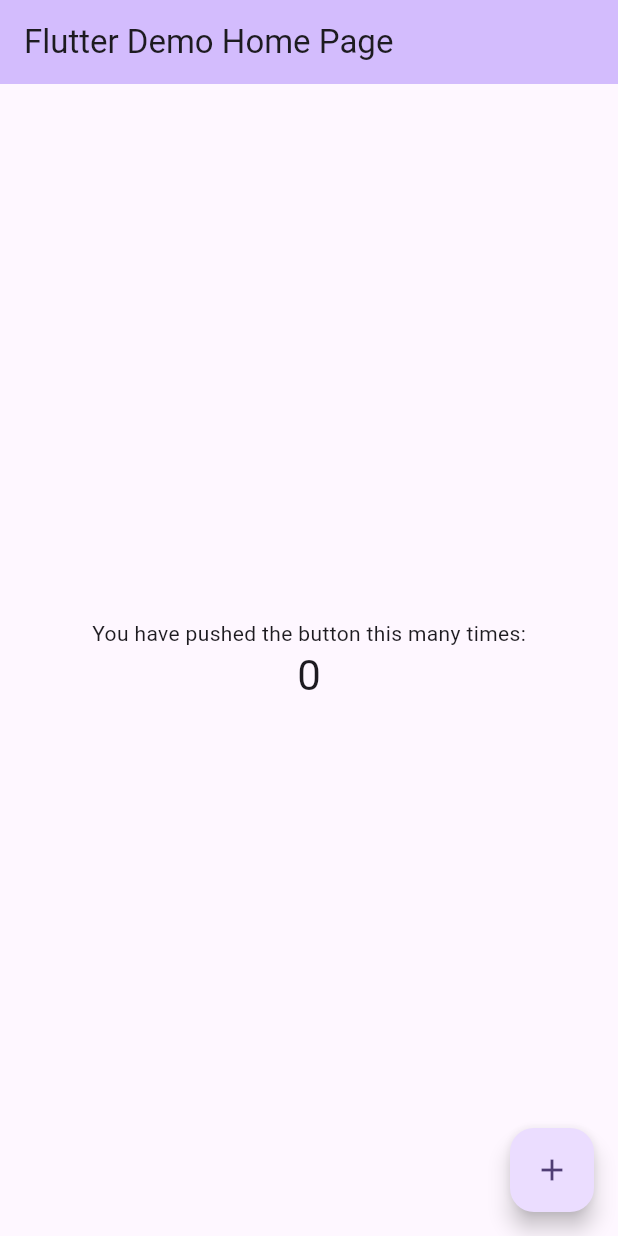
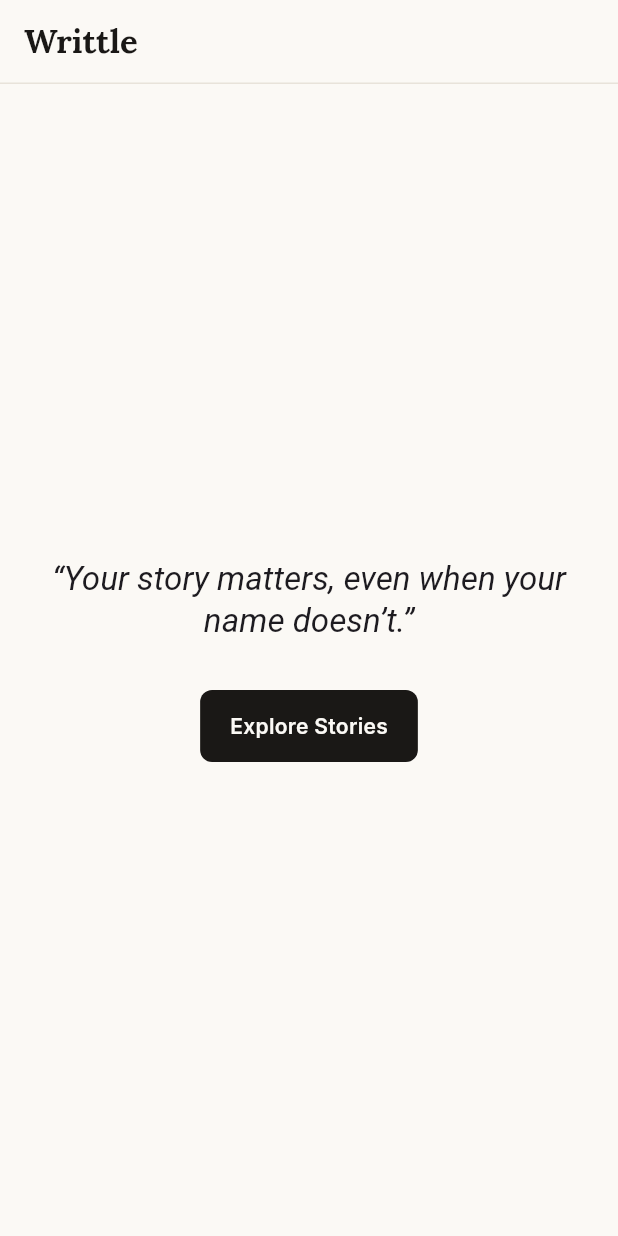
Before and after one commit to Azzam-Firdaus/writelle, a Flutter app: the screen it shows after launch, on a phone screen of 412 x 824 dp. Run offline on Flutter 3.47's test engine with Material 3 defaults, Android fonts, the phone set to English and light mode, and no system bars; our stand-ins replace flutter_riverpod, google_fonts.

Commit message:
feat(ui): implement Editorial Minimalism design tokens and reusable UI atoms (Milestone 3)

```diff
--- /dev/null
+++ b/lib/core/theme/app_colors.dart
@@ -0,0 +1,38 @@
+import 'package:flutter/material.dart';
+
+/// Design tokens for the Writtle Editorial Warm Neutral color palette.
+/// Ref: docs/UI_UX_DESIGN.md
+abstract class AppColors {
+  /// Primary background: warm parchment / cream white
+  static const Color backgroundLight = Color(0xFFFBF9F5);
+
+  /// Elevated surfaces (cards, sheets, modals)
+  static const Color surfaceLight = Color(0xFFFFFFFF);
+
+  /// Warm secondary surface for category chips, quote blocks, and subtle containers
+  static const Color surfaceWarm = Color(0xFFF3EFE6);
+
+  /// Deep charcoal / ink for primary readable text
+  static const Color textPrimary = Color(0xFF1A1816);
+
+  /// Muted charcoal for captions, reading time, and secondary metadata
+  static const Color textSecondary = Color(0xFF635F59);
+
+  /// Subtle gray for placeholders, inactive icons, and faint borders
+  static const Color textTertiary = Color(0xFF9C978F);
+
+  /// Deep Ochre / Terracotta for primary actions and active state accents
+  static const Color accentPrimary = Color(0xFF8B4513);
+
+  /// Warm amber highlight for badges and subtle alerts
+  static const Color accentSubtle = Color(0xFFD97736);
+
+  /// Ultra-subtle hairline border for structural separation
+  static const Color borderLight = Color(0xFFE8E3DA);
+
+  /// Muted crimson for errors and destructive actions
+  static const Color error = Color(0xFFB9382F);
+
+  /// Deep forest green for success indicators and toasts
+  static const Color success = Color(0xFF2D6A4F);
+}
--- /dev/null
+++ b/lib/core/theme/app_theme.dart
@@ -0,0 +1,100 @@
+import 'package:flutter/material.dart';
+import 'app_colors.dart';
+import 'app_typography.dart';
+
+/// Central theme configuration for Writtle.
+/// Ref: docs/UI_UX_DESIGN.md
+abstract class WrittleTheme {
+  static ThemeData get lightTheme {
+    final base = ThemeData.light();
+
+    return base.copyWith(
+      scaffoldBackgroundColor: AppColors.backgroundLight,
+      colorScheme: const ColorScheme(
+        brightness: Brightness.light,
+        primary: AppColors.accentPrimary,
+        onPrimary: Colors.white,
+        secondary: AppColors.accentSubtle,
+        onSecondary: Colors.white,
+        error: AppColors.error,
+        onError: Colors.white,
+        surface: AppColors.surfaceLight,
+        onSurface: AppColors.textPrimary,
+      ),
+      appBarTheme: AppBarTheme(
+        backgroundColor: AppColors.backgroundLight,
+        elevation: 0,
+        scrolledUnderElevation: 0,
+        centerTitle: false,
+        titleTextStyle: AppTypography.uiHeadline,
+        iconTheme: const IconThemeData(color: AppColors.textPrimary),
+      ),
+      cardTheme: CardThemeData(
+        color: AppColors.surfaceLight,
+        elevation: 0,
+        margin: EdgeInsets.zero,
+        shape: RoundedRectangleBorder(
+          borderRadius: BorderRadius.circular(8),
+          side: const BorderSide(color: AppColors.borderLight, width: 1),
+        ),
+      ),
+      dividerTheme: const DividerThemeData(
+        color: AppColors.borderLight,
+        thickness: 1,
+        space: 1,
+      ),
+      inputDecorationTheme: InputDecorationTheme(
+        filled: true,
+        fillColor: AppColors.surfaceLight,
+        contentPadding: const EdgeInsets.symmetric(horizontal: 16, vertical: 14),
+        hintStyle: AppTypography.uiBody.copyWith(color: AppColors.textTertiary),
+        enabledBorder: OutlineInputBorder(
+          borderRadius: BorderRadius.circular(8),
+          borderSide: const BorderSide(color: AppColors.borderLight),
+        ),
+        focusedBorder: OutlineInputBorder(
+          borderRadius: BorderRadius.circular(8),
+          borderSide: const BorderSide(color: AppColors.accentPrimary, width: 1.5),
+        ),
+        errorBorder: OutlineInputBorder(
+          borderRadius: BorderRadius.circular(8),
+          borderSide: const BorderSide(color: AppColors.error),
+        ),
+        focusedErrorBorder: OutlineInputBorder(
+          borderRadius: BorderRadius.circular(8),
+          borderSide: const BorderSide(color: AppColors.error, width: 1.5),
+        ),
+      ),
+      elevatedButtonTheme: ElevatedButtonThemeData(
+        style: ElevatedButton.styleFrom(
+          backgroundColor: AppColors.textPrimary,
+          foregroundColor: AppColors.backgroundLight,
+          elevation: 0,
+          textStyle: AppTypography.buttonText,
+          padding: const EdgeInsets.symmetric(horizontal: 20, vertical: 14),
+          shape: RoundedRectangleBorder(
+            borderRadius: BorderRadius.circular(8),
+          ),
+        ),
+      ),
+      outlinedButtonTheme: OutlinedButtonThemeData(
+        style: OutlinedButton.styleFrom(
+          foregroundColor: AppColors.textPrimary,
+          side: const BorderSide(color: AppColors.borderLight),
+          textStyle: AppTypography.buttonText,
+          padding: const EdgeInsets.symmetric(horizontal: 20, vertical: 14),
+          shape: RoundedRectangleBorder(
+            borderRadius: BorderRadius.circular(8),
+          ),
+        ),
+      ),
+      bottomNavigationBarTheme: const BottomNavigationBarThemeData(
+        backgroundColor: AppColors.backgroundLight,
+        selectedItemColor: AppColors.accentPrimary,
+        unselectedItemColor: AppColors.textTertiary,
+        elevation: 0,
+        type: BottomNavigationBarType.fixed,
+      ),
+    );
+  }
+}
--- /dev/null
+++ b/lib/core/theme/app_typography.dart
@@ -0,0 +1,68 @@
+import 'package:flutter/material.dart';
+import 'package:google_fonts/google_fonts.dart';
+import 'app_colors.dart';
+
+/// Typography pairing for Writtle Editorial Minimalism:
+/// - Serif (Lora) for literary headlines and reading body text.
+/// - Sans (Inter) for crisp interface labels, navigation, and metadata.
+/// Ref: docs/UI_UX_DESIGN.md
+abstract class AppTypography {
+  // --- Editorial Serif (Reading & Headlines) ---
+
+  static TextStyle displayTitle = GoogleFonts.lora(
+    fontSize: 28,
+    fontWeight: FontWeight.w700,
+    height: 1.25,
+    color: AppColors.textPrimary,
+  );
+
+  static TextStyle storyHeading = GoogleFonts.lora(
+    fontSize: 22,
+    fontWeight: FontWeight.w600,
+    height: 1.30,
+    color: AppColors.textPrimary,
+  );
+
+  static TextStyle storyBody = GoogleFonts.lora(
+    fontSize: 17,
+    fontWeight: FontWeight.w400,
+    height: 1.65,
+    color: AppColors.textPrimary,
+  );
+
+  // --- Clean Sans (Interface & Metadata) ---
+
+  static TextStyle uiHeadline = GoogleFonts.inter(
+    fontSize: 16,
+    fontWeight: FontWeight.w500,
+    height: 1.40,
+    color: AppColors.textPrimary,
+  );
+
+  static TextStyle uiBody = GoogleFonts.inter(
+    fontSize: 14,
+    fontWeight: FontWeight.w400,
+    height: 1.45,
+    color: AppColors.textPrimary,
+  );
+
+  static TextStyle uiBodyMedium = GoogleFonts.inter(
+    fontSize: 14,
+    fontWeight: FontWeight.w500,
+    height: 1.45,
+    color: AppColors.textPrimary,
+  );
+
+  static TextStyle captionMeta = GoogleFonts.inter(
+    fontSize: 12,
+    fontWeight: FontWeight.w500,
+    height: 1.35,
+    color: AppColors.textSecondary,
+  );
+
+  static TextStyle buttonText = GoogleFonts.inter(
+    fontSize: 14,
+    fontWeight: FontWeight.w600,
+    letterSpacing: 0.2,
+  );
+}
--- /dev/null
+++ b/lib/core/widgets/editorial_button.dart
@@ -0,0 +1,124 @@
+import 'package:flutter/material.dart';
+import '../theme/app_colors.dart';
+import '../theme/app_typography.dart';
+
+enum EditorialButtonVariant { primary, secondary, outlined, text }
+
+/// A reusable button styled for Editorial Minimalism.
+class EditorialButton extends StatelessWidget {
+  final String label;
+  final VoidCallback? onPressed;
+  final EditorialButtonVariant variant;
+  final bool isLoading;
+  final Widget? icon;
+  final double? width;
+
+  const EditorialButton({
+    super.key,
+    required this.label,
+    required this.onPressed,
+    this.variant = EditorialButtonVariant.primary,
+    this.isLoading = false,
+    this.icon,
+    this.width,
+  });
+
+  @override
+  Widget build(BuildContext context) {
+    final effectiveOnPressed = isLoading ? null : onPressed;
+
+    Widget childContent = Row(
+      mainAxisSize: MainAxisSize.min,
+      mainAxisAlignment: MainAxisAlignment.center,
+      children: [
+        if (isLoading) ...[
+          SizedBox(
+            width: 16,
+            height: 16,
+            child: CircularProgressIndicator(
+              strokeWidth: 2,
+              valueColor: AlwaysStoppedAnimation<Color>(
+                variant == EditorialButtonVariant.primary
+                    ? AppColors.backgroundLight
+                    : AppColors.textPrimary,
+              ),
+            ),
+          ),
+          const SizedBox(width: 8),
+        ] else if (icon != null) ...[
+          icon!,
+          const SizedBox(width: 8),
+        ],
+        Text(
+          label,
+          style: AppTypography.buttonText.copyWith(
+            color: _getTextColor(),
+          ),
+        ),
+      ],
+    );
+
+    Widget button;
+    switch (variant) {
+      case EditorialButtonVariant.primary:
+        button = ElevatedButton(
+          onPressed: effectiveOnPressed,
+          style: ElevatedButton.styleFrom(
+            backgroundColor: AppColors.textPrimary,
+            foregroundColor: AppColors.backgroundLight,
+            minimumSize: const Size(88, 48),
+          ),
+          child: childContent,
+        );
+        break;
+      case EditorialButtonVariant.secondary:
+        button = ElevatedButton(
+          onPressed: effectiveOnPressed,
+          style: ElevatedButton.styleFrom(
+            backgroundColor: AppColors.accentPrimary,
+            foregroundColor: Colors.white,
+            minimumSize: const Size(88, 48),
+          ),
+          child: childContent,
+        );
+        break;
+      case EditorialButtonVariant.outlined:
+        button = OutlinedButton(
+          onPressed: effectiveOnPressed,
+          style: OutlinedButton.styleFrom(
+            side: const BorderSide(color: AppColors.borderLight),
+            minimumSize: const Size(88, 48),
+          ),
+          child: childContent,
+        );
+        break;
+      case EditorialButtonVariant.text:
+        button = TextButton(
+          onPressed: effectiveOnPressed,
+          style: TextButton.styleFrom(
+            foregroundColor: AppColors.textPrimary,
+            minimumSize: const Size(64, 44),
+          ),
+          child: childContent,
+        );
+        break;
+    }
+
+    if (width != null) {
+      return SizedBox(width: width, child: button);
+    }
+    return button;
+  }
+
+  Color _getTextColor() {
+    switch (variant) {
+      case EditorialButtonVariant.primary:
+        return AppColors.backgroundLight;
+      case EditorialButtonVariant.secondary:
+        return Colors.white;
+      case EditorialButtonVariant.outlined:
+      case EditorialButtonVariant.text:
+        return AppColors.textPrimary;
+    }
+  }
+}
--- /dev/null
+++ b/lib/core/widgets/writtle_app_bar.dart
@@ -0,0 +1,53 @@
+import 'package:flutter/material.dart';
+import '../theme/app_colors.dart';
+import '../theme/app_typography.dart';
+
+/// Minimalist flat App Bar adhering to Editorial Minimalism.
+/// Ref: docs/UI_UX_DESIGN.md
+class WrittleAppBar extends StatelessWidget implements PreferredSizeWidget {
+  final String title;
+  final bool isBrandTitle;
+  final List<Widget>? actions;
+  final Widget? leading;
+  final bool showBottomBorder;
+
+  const WrittleAppBar({
+    super.key,
+    required this.title,
+    this.isBrandTitle = false,
+    this.actions,
+    this.leading,
+    this.showBottomBorder = true,
+  });
+
+  @override
+  Size get preferredSize => const Size.fromHeight(kToolbarHeight);
+
+  @override
+  Widget build(BuildContext context) {
+    return AppBar(
+      backgroundColor: AppColors.backgroundLight,
+      elevation: 0,
+      scrolledUnderElevation: 0,
+      leading: leading,
+      centerTitle: false,
+      title: Text(
+        title,
+        style: isBrandTitle
+            ? AppTypography.displayTitle.copyWith(fontSize: 22)
+            : AppTypography.uiHeadline.copyWith(fontWeight: FontWeight.w600),
+      ),
+      actions: actions,
+      bottom: showBottomBorder
+          ? const PreferredSize(
+              preferredSize: Size.fromHeight(1),
+              child: Divider(
+                height: 1,
+                thickness: 1,
+                color: AppColors.borderLight,
+              ),
+            )
+          : null,
+    );
+  }
+}
--- a/lib/main.dart
+++ b/lib/main.dart
@@ -1,121 +1,63 @@
 import 'package:flutter/material.dart';
+import 'package:flutter_riverpod/flutter_riverpod.dart';
+import 'core/theme/app_theme.dart';
+import 'core/widgets/editorial_button.dart';
+import 'core/widgets/writtle_app_bar.dart';
 
 void main() {
-  runApp(const MyApp());
+  runApp(
+    const ProviderScope(
+      child: WrittleApp(),
+    ),
+  );
 }
 
-class MyApp extends StatelessWidget {
-  const MyApp({super.key});
+class WrittleApp extends StatelessWidget {
+  const WrittleApp({super.key});
 
-  // This widget is the root of your application.
   @override
   Widget build(BuildContext context) {
     return MaterialApp(
-      title: 'Flutter Demo',
-      theme: ThemeData(
-        // This is the theme of your application.
-        //
-        // TRY THIS: Try running your application with "flutter run". You'll see
-        // the application has a purple toolbar. Then, without quitting the app,
-        // try changing the seedColor in the colorScheme below to Colors.green
-        // and then invoke "hot reload" (save your changes or press the "hot
-        // reload" button in a Flutter-supported IDE, or press "r" if you used
-        // the command line to start the app).
-        //
-        // Notice that the counter didn't reset back to zero; the application
-        // state is not lost during the reload. To reset the state, use hot
-        // restart instead.
-        //
-        // This works for code too, not just values: Most code changes can be
-        // tested with just a hot reload.
-        colorScheme: .fromSeed(seedColor: Colors.deepPurple),
-      ),
-      home: const MyHomePage(title: 'Flutter Demo Home Page'),
+      title: 'Writtle',
+      debugShowCheckedModeBanner: false,
+      theme: WrittleTheme.lightTheme,
+      home: const WelcomeScreen(),
     );
   }
 }
 
-class MyHomePage extends StatefulWidget {
-  const MyHomePage({super.key, required this.title});
-
-  // This widget is the home page of your application. It is stateful, meaning
-  // that it has a State object (defined below) that contains fields that affect
-  // how it looks.
-
-  // This class is the configuration for the state. It holds the values (in this
-  // case the title) provided by the parent (in this case the App widget) and
-  // used by the build method of the State. Fields in a Widget subclass are
-  // always marked "final".
-
-  final String title;
-
-  @override
-  State<MyHomePage> createState() => _MyHomePageState();
-}
-
-class _MyHomePageState extends State<MyHomePage> {
-  int _counter = 0;
-
-  void _incrementCounter() {
-    setState(() {
-      // This call to setState tells the Flutter framework that something has
-      // changed in this State, which causes it to rerun the build method below
-      // so that the display can reflect the updated values. If we changed
-      // _counter without calling setState(), then the build method would not be
-      // called again, and so nothing would appear to happen.
-      _counter++;
-    });
-  }
+class WelcomeScreen extends StatelessWidget {
+  const WelcomeScreen({super.key});
 
   @override
   Widget build(BuildContext context) {
-    // This method is rerun every time setState is called, for instance as done
-    // by the _incrementCounter method above.
-    //
-    // The Flutter framework has been optimized to make rerunning build methods
-    // fast, so that you can just rebuild anything that needs updating rather
-    // than having to individually change instances of widgets.
     return Scaffold(
-      appBar: AppBar(
-        // TRY THIS: Try changing the color here to a specific color (to
-        // Colors.amber, perhaps?) and trigger a hot reload to see the AppBar
-        // change color while the other colors stay the same.
-        backgroundColor: Theme.of(context).colorScheme.inversePrimary,
-        // Here we take the value from the MyHomePage object that was created by
-        // the App.build method, and use it to set our appbar title.
-        title: Text(widget.title),
+      appBar: const WrittleAppBar(
+        title: 'Writtle',
+        isBrandTitle: true,
       ),
       body: Center(
-        // Center is a layout widget. It takes a single child and positions it
-        // in the middle of the parent.
+        child: Padding(
+          padding: const EdgeInsets.symmetric(horizontal: 24.0),
           child: Column(
-          // Column is also a layout widget. It takes a list of children and
-          // arranges them vertically. By default, it sizes itself to fit its
-          // children horizontally, and tries to be as tall as its parent.
-          //
-          // Column has various properties to control how it sizes itself and
-          // how it positions its children. Here we use mainAxisAlignment to
-          // center the children vertically; the main axis here is the vertical
-          // axis because Columns are vertical (the cross axis would be
-          // horizontal).
-          //
-          // TRY THIS: Invoke "debug painting" (choose the "Toggle Debug Paint"
-          // action in the IDE, or press "p" in the console), to see the
-          // wireframe for each widget.
-          mainAxisAlignment: .center,
+            mainAxisAlignment: MainAxisAlignment.center,
             children: [
-            const Text('You have pushed the button this many times:'),
               Text(
-              '$_counter',
-              style: Theme.of(context).textTheme.headlineMedium,
+                '“Your story matters, even when your name doesn’t.”',
+                textAlign: TextAlign.center,
+                style: Theme.of(context).textTheme.titleLarge?.copyWith(
+                      fontStyle: FontStyle.italic,
+                    ),
+              ),
+              const SizedBox(height: 32),
+              EditorialButton(
+                label: 'Explore Stories',
+                onPressed: () {},
+                variant: EditorialButtonVariant.primary,
               ),
             ],
           ),
         ),
-      floatingActionButton: FloatingActionButton(
-        onPressed: _incrementCounter,
-        tooltip: 'Increment',
-        child: const Icon(Icons.add),
       ),
     );
   }
--- a/pubspec.yaml
+++ b/pubspec.yaml
@@ -34,6 +34,8 @@ dependencies:
   # The following adds the Cupertino Icons font to your application.
   # Use with the CupertinoIcons class for iOS style icons.
   cupertino_icons: ^1.0.8
+  google_fonts: ^9.0.0
+  flutter_riverpod: ^3.4.3
 
 dev_dependencies:
   flutter_test:
```
Also changed, not shown: lib/core/utils/reading_time_calculator.dart (added, +19 -0 lines), lib/core/widgets/anonymity_toggle.dart (added, +81 -0 lines), lib/core/widgets/category_chip.dart (added, +49 -0 lines), lib/core/widgets/empty_state_widget.dart (added, +69 -0 lines), pubspec.lock, 5 other files. Lines whose indentation alone changed are shown as unchanged.
